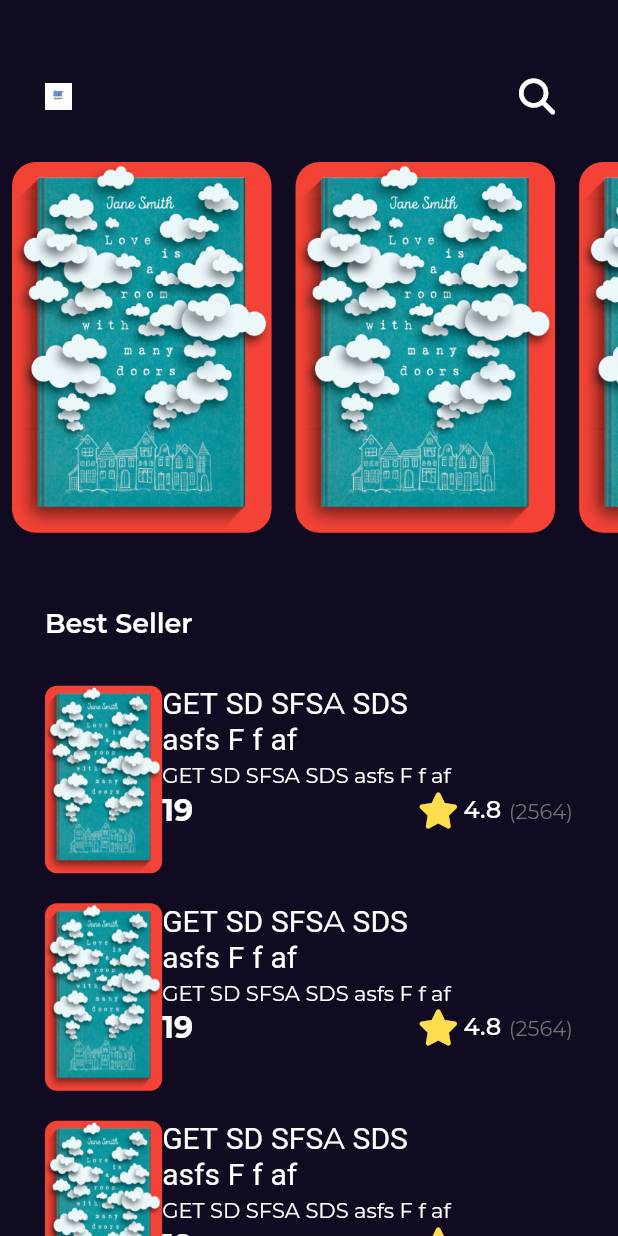
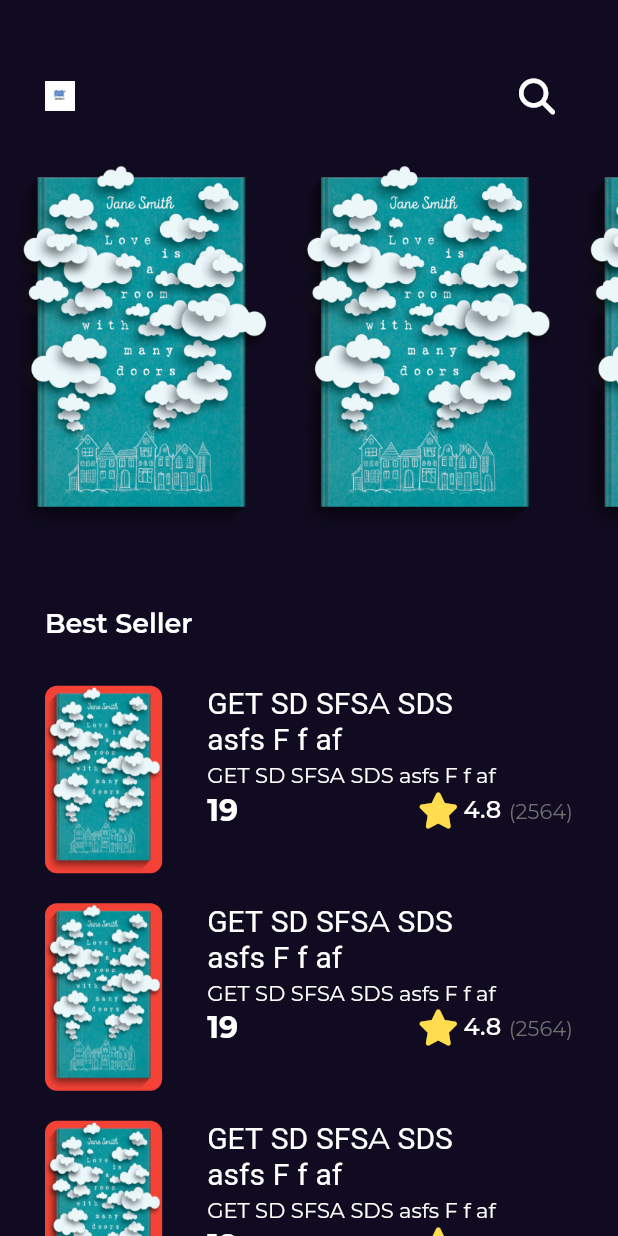
Before and after one commit to Ebrahim22Hassan/bookly_app, a Flutter app: the screen it shows after launch, on a phone screen of 412 x 824 dp. Run offline on Flutter 3.47's test engine with Material 2 defaults, Android fonts, the phone set to English and light mode, and no system bars; our stand-ins replace font_awesome_flutter, go_router, google_fonts.

Commit message:
solve problems & add custom book image

```diff
--- a/lib/features/home/presentation/views/home_view.dart
+++ b/lib/features/home/presentation/views/home_view.dart
@@ -6,9 +6,6 @@ class HomeView extends StatelessWidget {
 
   @override
   Widget build(BuildContext context) {
-    return const Scaffold(
-        body: SafeArea(
-      child: HomeViewBody(),
-    ));
+    return const Scaffold(body: HomeViewBody());
   }
 }
--- a/lib/features/home/presentation/views/widgets/best_seller_list_view.dart
+++ b/lib/features/home/presentation/views/widgets/best_seller_list_view.dart
@@ -8,7 +8,7 @@ class BestSellerListView extends StatelessWidget {
   @override
   Widget build(BuildContext context) {
     return ListView.builder(
-      //shrinkWrap: true,
+      shrinkWrap: true,
       physics: const NeverScrollableScrollPhysics(),
       padding: EdgeInsets.zero,
       itemCount: 10,
--- a/lib/features/home/presentation/views/widgets/best_seller_listview_item.dart
+++ b/lib/features/home/presentation/views/widgets/best_seller_listview_item.dart
@@ -24,8 +24,8 @@ class BestSellerListViewItem extends StatelessWidget {
               aspectRatio: 2.5 / 4, // width/height
               child: Container(
                 decoration: BoxDecoration(
+                  color: Colors.red,
                   borderRadius: BorderRadius.circular(8),
-                  color: Colors.red,
                   image: const DecorationImage(
                     fit: BoxFit.fill,
                     image: AssetImage(AssetsData.testImage),
@@ -34,7 +34,7 @@ class BestSellerListViewItem extends StatelessWidget {
               ),
             ),
             const SizedBox(
-              height: 30,
+              width: 30,
             ),
             Expanded(
               child: Column(
--- a/lib/features/home/presentation/views/widgets/book_details_view_body.dart
+++ b/lib/features/home/presentation/views/widgets/book_details_view_body.dart
@@ -1,4 +1,5 @@
 import 'package:bookly/constants.dart';
+import 'package:bookly/features/home/presentation/views/widgets/custom_book_image.dart';
 import 'package:flutter/material.dart';
 
 import 'custom_book_details_appbar.dart';
@@ -11,8 +12,13 @@ class BookDetailsViewBody extends StatelessWidget {
     return Padding(
       padding: const EdgeInsets.symmetric(horizontal: kPadding30),
       child: Column(
-        children: const [
-          CustomBookDetailsAppBar(),
+        children: [
+          const CustomBookDetailsAppBar(),
+          Padding(
+            padding: EdgeInsets.symmetric(
+                horizontal: MediaQuery.of(context).size.width * 0.17),
+            child: const CustomBookImage(),
+          ),
         ],
       ),
     );
--- a/lib/features/home/presentation/views/widgets/custom_app_bar.dart
+++ b/lib/features/home/presentation/views/widgets/custom_app_bar.dart
@@ -13,7 +13,7 @@ class CustomAppBar extends StatelessWidget {
         children: [
           Image.asset(
             AssetsData.logoL,
-            height: 18,
+            height: 20,
           ),
           const Spacer(),
           IconButton(
--- a/lib/features/home/presentation/views/widgets/featured_listview_item.dart
+++ b/lib/features/home/presentation/views/widgets/custom_book_image.dart
@@ -1,8 +1,8 @@
 import 'package:flutter/material.dart';
 import 'package:bookly/core/utils/assets.dart';
 
-class FeaturedListViewItem extends StatelessWidget {
-  const FeaturedListViewItem({Key? key}) : super(key: key);
+class CustomBookImage extends StatelessWidget {
+  const CustomBookImage({Key? key}) : super(key: key);
 
   @override
   Widget build(BuildContext context) {
@@ -11,7 +11,6 @@ class FeaturedListViewItem extends StatelessWidget {
       child: Container(
         decoration: BoxDecoration(
           borderRadius: BorderRadius.circular(16),
-          color: Colors.red,
           image: const DecorationImage(
             fit: BoxFit.fill,
             image: AssetImage(AssetsData.testImage),
--- a/lib/features/home/presentation/views/widgets/featured_books_list_view.dart
+++ b/lib/features/home/presentation/views/widgets/featured_books_list_view.dart
@@ -1,6 +1,6 @@
 import 'package:flutter/material.dart';
 
-import 'featured_listview_item.dart';
+import 'custom_book_image.dart';
 
 class FeaturedBooksListView extends StatelessWidget {
   const FeaturedBooksListView({Key? key}) : super(key: key);
@@ -14,7 +14,7 @@ class FeaturedBooksListView extends StatelessWidget {
         itemBuilder: (context, index) {
           return const Padding(
             padding: EdgeInsets.symmetric(horizontal: 8),
-            child: FeaturedListViewItem(),
+            child: CustomBookImage(),
           );
         },
       ),
--- a/lib/features/home/presentation/views/widgets/home_view_body.dart
+++ b/lib/features/home/presentation/views/widgets/home_view_body.dart
@@ -34,9 +34,10 @@ class HomeViewBody extends StatelessWidget {
             ],
           ),
         ),
-        const SliverFillRemaining(
+        const SliverToBoxAdapter(
           child: Padding(
-            padding: EdgeInsets.symmetric(horizontal: kPadding30),
+            padding: EdgeInsets.only(
+                left: kPadding30, right: kPadding30, bottom: 20),
             child: BestSellerListView(),
           ),
         ),
```
